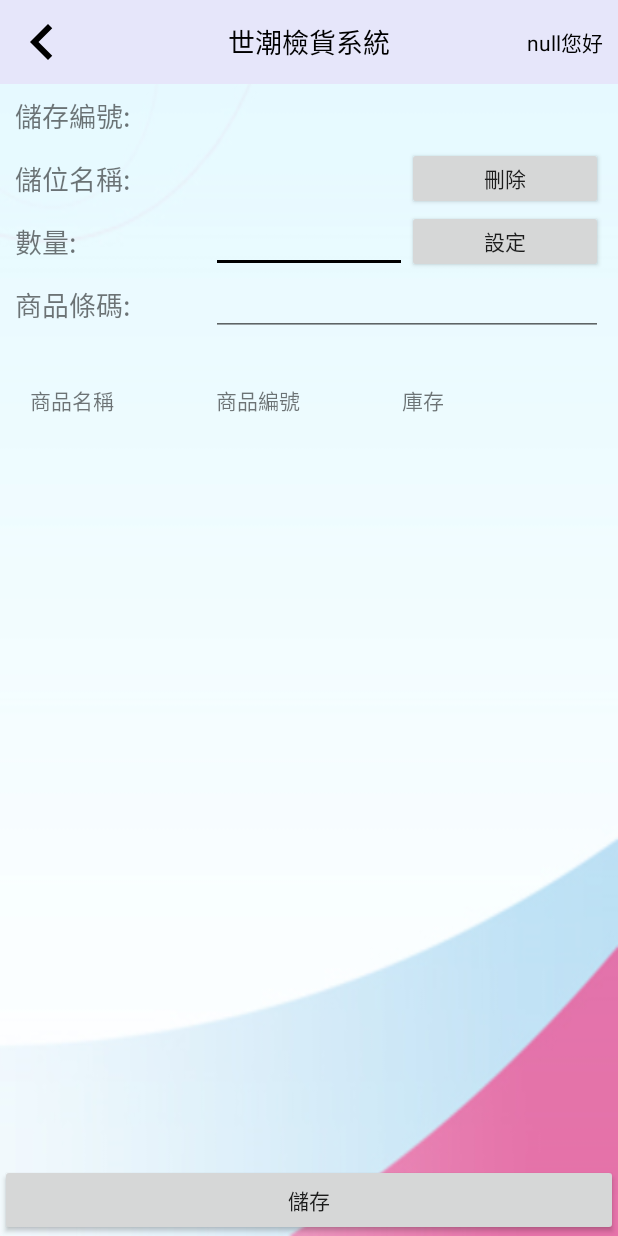
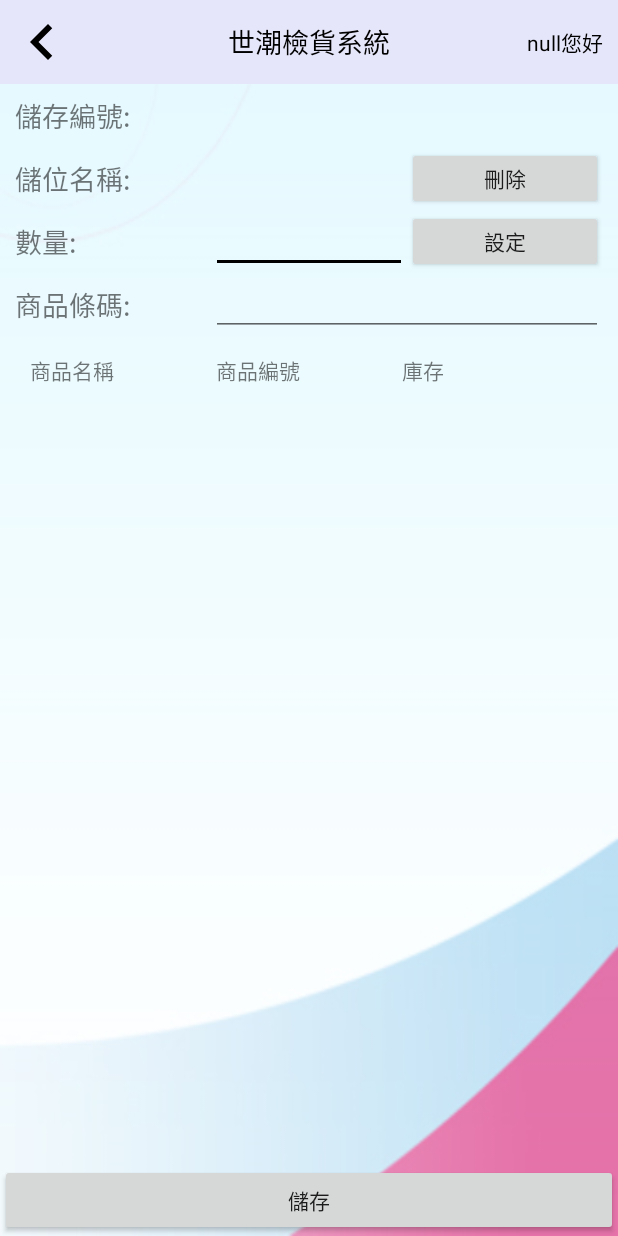
Before and after one commit to tom710236/DemoTide2.0, an Android app: the StorageOrderActivity screen opened directly, with no data from a screen before it, on a phone screen of 412 x 824 dp. Run offline under Robolectric (Android 15) with nearby library versions, the phone set to English and light mode, and no system bars; 5 statements that could not run were skipped.

Commit message:
改版修改一 0602 測試

```diff
--- a/app/src/main/AndroidManifest.xml
+++ b/app/src/main/AndroidManifest.xml
@@ -29,9 +29,9 @@
         <activity android:name=".SystemActivity" />
 
         <service
-            android:name=".Delay"
-            android:enabled="true"
-            android:exported="true" />
+        android:name=".Delay"
+        android:enabled="true"
+        android:exported="true" />
 
         <activity
             android:name=".TakePictures"
--- a/app/src/main/java/com/example/user/demotide20/BlackSingleActivity.java
+++ b/app/src/main/java/com/example/user/demotide20/BlackSingleActivity.java
@@ -498,7 +498,7 @@ public class BlackSingleActivity extends AppCompatActivity {
                     setNOWQty(1);
                 } else if (addNum == 10) {
                     setNOWQty(1);
-                } else if (addNum == 999999) {
+                } else if (addNum == 9999) {
                     setNOWQty(1);
                 }else {
                     setNOWQty(1);
--- a/app/src/main/java/com/example/user/demotide20/StorageActivity.java
+++ b/app/src/main/java/com/example/user/demotide20/StorageActivity.java
@@ -466,7 +466,7 @@ public class StorageActivity extends AppCompatActivity {
         } catch (JSONException e) {
             e.printStackTrace();
         }
-        if (result == 1) {
+        if (result == 1 && upList.size()!=0) {
             runOnUiThread(new Runnable() {
                 @Override
                 public void run() {
@@ -478,7 +478,7 @@ public class StorageActivity extends AppCompatActivity {
             runOnUiThread(new Runnable() {
                 @Override
                 public void run() {
-                    Toast.makeText(StorageActivity.this, "商品未清空，請再試一次", Toast.LENGTH_SHORT).show();
+                    Toast.makeText(StorageActivity.this, "商品未清空或未選擇儲位", Toast.LENGTH_SHORT).show();
                 }
             });
 
--- a/app/src/main/java/com/example/user/demotide20/StorageOrderActivity.java
+++ b/app/src/main/java/com/example/user/demotide20/StorageOrderActivity.java
@@ -540,8 +540,8 @@ public class StorageOrderActivity extends AppCompatActivity {
             public boolean onKey(View v, int keyCode, KeyEvent event) {
                 if(editText.getText().length()>=13){
                     listAdd();
-                    EditText editText1 = (EditText)findViewById(R.id.editText14);
-                    editText1.requestFocus();
+                    //EditText editText1 = (EditText)findViewById(R.id.editText14);
+                    //editText1.requestFocus();
                 }
 
                 return false;
@@ -550,6 +550,7 @@ public class StorageOrderActivity extends AppCompatActivity {
 
 
     }
+
     private void setEditText2() {
         final EditText editText = (EditText) findViewById(R.id.editText14);
         editText.setOnKeyListener(new View.OnKeyListener() {
--- a/app/src/main/res/layout/activity_black_single.xml
+++ b/app/src/main/res/layout/activity_black_single.xml
@@ -183,7 +183,7 @@
             android:layout_height="wrap_content"
             android:layout_weight="1"
             android:onClick="addAll"
-            android:text="全部" />
+            android:text="+9999" />
     </LinearLayout>
 
     <LinearLayout
--- a/app/src/main/res/layout/activity_storage_order.xml
+++ b/app/src/main/res/layout/activity_storage_order.xml
@@ -205,17 +205,17 @@
         android:layout_height="12dp"
         android:ems="10"
         android:inputType="number"
-        android:textSize="1sp"
-        android:visibility="visible" />
+        android:textSize="1sp" />
 
     <LinearLayout
-        android:orientation="vertical"
         android:layout_width="match_parent"
         android:layout_height="wrap_content"
+        android:layout_marginBottom="10dp"
         android:layout_marginLeft="20dp"
-        android:layout_marginBottom="10dp"
+        android:layout_marginRight="20dp"
         android:layout_marginTop="10dp"
-        android:layout_marginRight="20dp">
+        android:orientation="vertical"
+        android:visibility="gone">
 
         <View
             android:id="@+id/view2"
```
